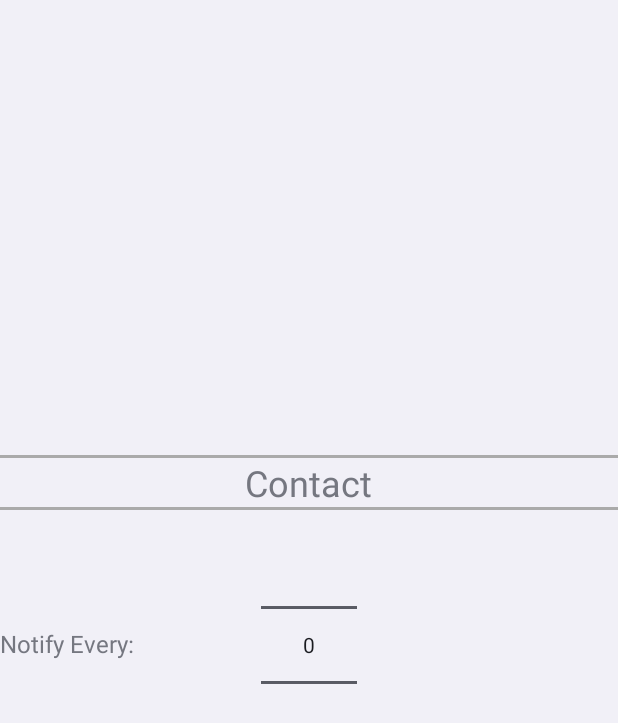
After one commit to csjacob2/cs465-F2015, an Android app: the layout fragment_notification_freq.xml on its own in the app's theme, with its tools: preview values and no code run, on a phone screen of 412 x 824 dp. The commit adds this screen. Shown: the top 723 px of the screen. Run offline under Robolectric (Android 15) with nearby library versions, the phone set to English and light mode, and no system bars.

Commit message:
Initial commit, includes Contact class, NotificationFreqDialog, updates to main (to include use of these classes and add functionality to contact buttons). Finally added .xml for nofitication freq layout and updated strings .xml

```diff
--- a/CS465Messager/app/src/main/res/layout/activity_main.xml
+++ b/CS465Messager/app/src/main/res/layout/activity_main.xml
@@ -27,6 +27,7 @@
         <Button
             android:layout_width="32dp"
             android:layout_height="32dp"
+            android:id="@+id/bob_button"
             android:background="@drawable/ppc2" />
         <ImageView
             android:layout_width="48dp"
@@ -50,6 +51,7 @@
         <Button
             android:layout_width="32dp"
             android:layout_height="32dp"
+            android:id="@+id/mom_button"
             android:background="@drawable/ppc3" />
         <ImageView
             android:layout_width="48dp"
--- /dev/null
+++ b/CS465Messager/app/src/main/res/layout/fragment_notification_freq.xml
@@ -0,0 +1,57 @@
+<RelativeLayout xmlns:android="http://schemas.android.com/apk/res/android"
+    android:id="@+id/edit_name"
+    android:layout_width="wrap_content" android:layout_height="wrap_content"
+    android:layout_gravity="center" android:orientation="vertical"  >
+
+    <View
+        android:layout_width="match_parent"
+        android:layout_height="2dp"
+        android:layout_alignParentTop="true"
+        android:background="@android:color/darker_gray"
+        android:id="@+id/linetop" />
+
+    <ImageView
+        android:layout_width="wrap_content"
+        android:layout_height="wrap_content"
+        android:id="@+id/contact_image"
+        android:layout_centerHorizontal="true"
+        android:layout_below="@+id/linetop"/>
+
+    <TextView android:text="@string/contact_name"
+        android:layout_width="wrap_content"
+        android:layout_height="wrap_content"
+        android:gravity="center_horizontal"
+        android:id="@+id/contact_name_textview"
+        android:layout_below="@+id/contact_image"
+        android:layout_centerHorizontal="true"
+        android:textSize="24sp" />
+
+    <View
+        android:layout_width="match_parent"
+        android:layout_height="2dp"
+        android:background="@android:color/darker_gray"
+        android:id="@+id/linebottom"
+        android:layout_below="@+id/contact_name_textview"/>
+
+    <NumberPicker
+        android:layout_width="wrap_content"
+        android:layout_height="wrap_content"
+        android:id="@+id/np"
+        android:layout_below="@+id/linebottom"
+        android:layout_centerHorizontal="true" />
+
+
+    <TextView android:text="@string/notify"
+        android:layout_width="wrap_content"
+        android:layout_height="wrap_content"
+        android:id="@+id/notify_textview"
+        android:textSize="16dp"
+        android:layout_below="@+id/contact_name_textview"
+        android:layout_alignParentStart="true"
+        android:layout_marginTop="80sp"
+        android:layout_alignParentEnd="true" />
+
+
+
+
+</RelativeLayout>
--- a/CS465Messager/app/src/main/res/values/strings.xml
+++ b/CS465Messager/app/src/main/res/values/strings.xml
@@ -2,4 +2,9 @@
     <string name="app_name">CS465Messager</string>
     <string name="hello_world">Hello world!</string>
     <string name="action_settings">Settings</string>
+
+    <string name="contact_name">Contact</string>
+    <string name="notify">Notify Every:</string>
+    <string name="set">Set</string>
+    <string name="cancel">Cancel</string>
 </resources>
```
Also changed, not shown: CS465Messager/app/src/main/java/com/messager/og2/cs465/cs465messager/Contact.java (added, +40 -0 lines), CS465Messager/app/src/main/java/com/messager/og2/cs465/cs465messager/MainActivity.java (+19 -0 lines), CS465Messager/app/src/main/java/com/messager/og2/cs465/cs465messager/NotificationFreqDialog.java (added, +107 -0 lines).
